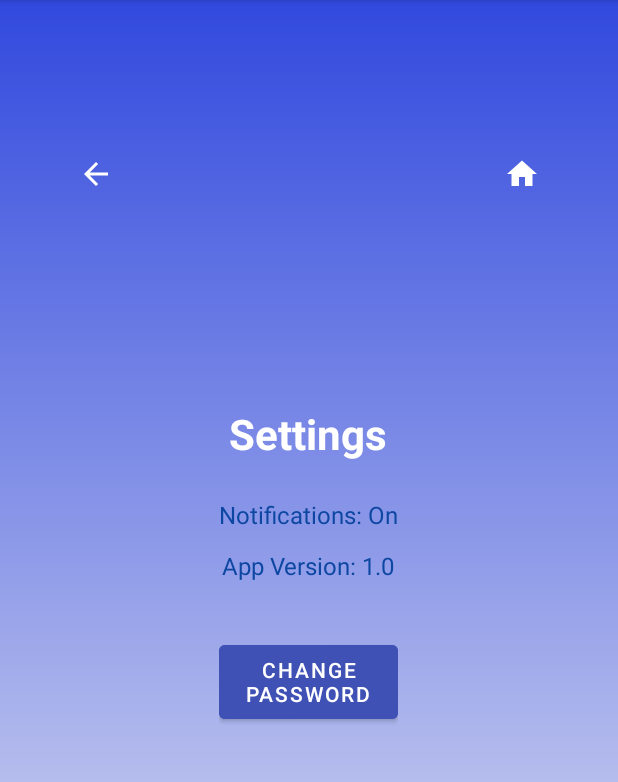
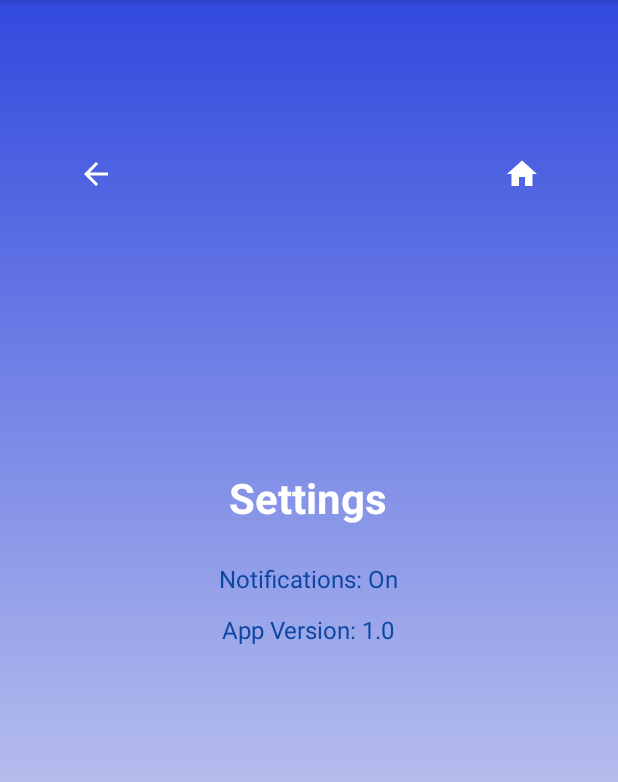
Before and after one commit to Elly08903/BinBuddy, an Android app: the SettingsActivity screen opened directly, with no data from a screen before it, on a phone screen of 412 x 824 dp, the part 84-866 px from its top. Run offline under Robolectric (Android 15) with nearby library versions, the phone set to English and light mode, and no system bars.

Commit message:
SETTINGS: removed password reset filler

```diff
--- a/app/src/main/res/layout/activity_settings.xml
+++ b/app/src/main/res/layout/activity_settings.xml
@@ -59,9 +59,7 @@
         android:layout_marginBottom="60dp"
         android:padding="32dp"
         android:layout_gravity="center"
-        android:minHeight="400dp"
-
-        >
+        android:minHeight="400dp">
 
 
         <LinearLayout
@@ -96,14 +94,7 @@
                 android:textColor="#0D47A1"
                 android:layout_marginBottom="12dp" />
 
-            <Button
-                android:id="@+id/changePasswordButton"
-                android:layout_width="match_parent"
-                android:layout_height="61dp"
-                android:layout_marginTop="24dp"
-                android:backgroundTint="#3F51B5"
-                android:text="Change Password"
-                android:textColor="#FFFFFF" />
+
         </LinearLayout>
     </LinearLayout>
 </ScrollView>
```
